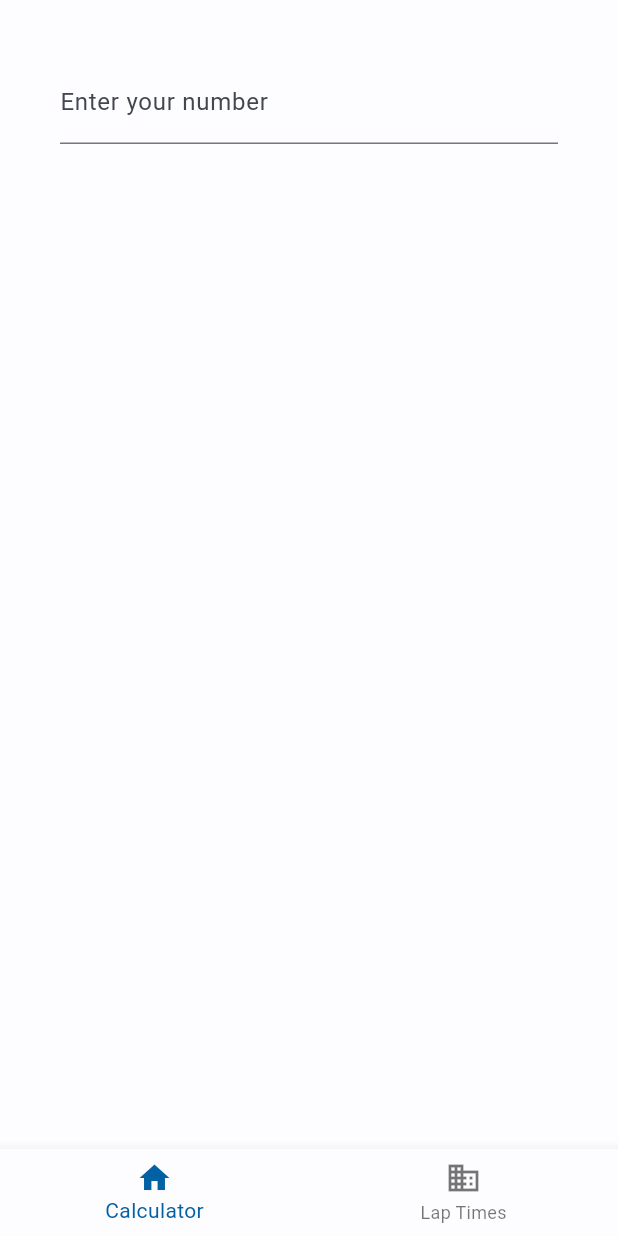
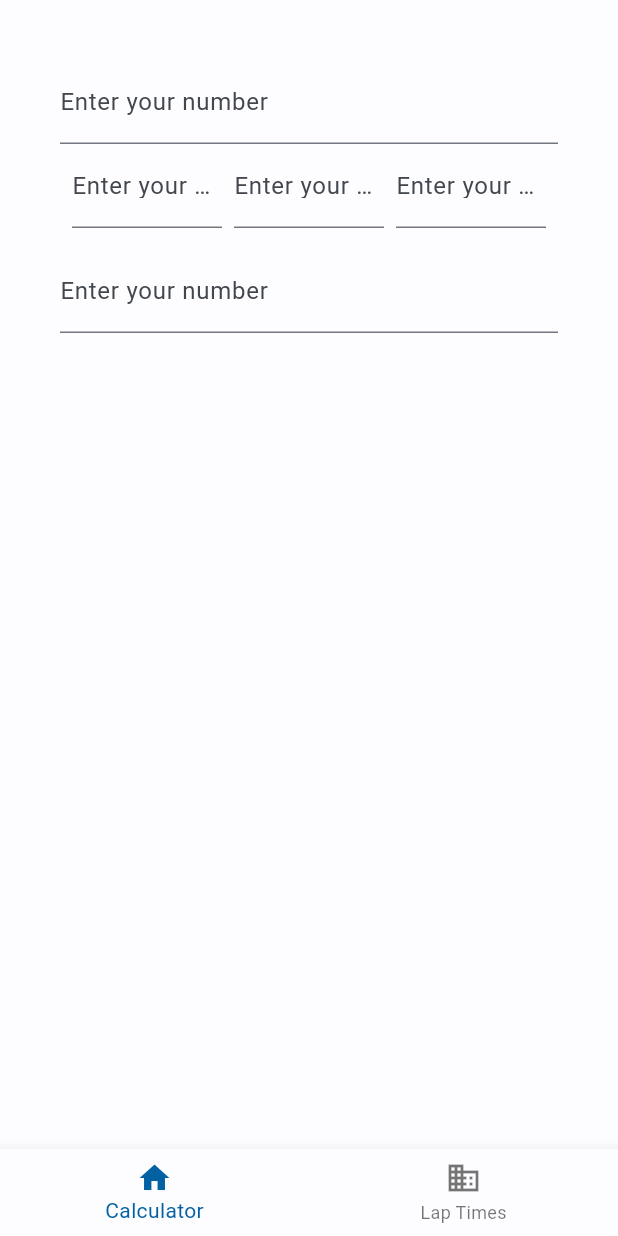
Before and after one commit to zenek64/flutter_simracing_app, a Flutter app: the screen it shows after launch, on a phone screen of 412 x 824 dp. Run offline on Flutter 3.47's test engine with Material 2 defaults, Android fonts, the phone set to English and light mode, and no system bars.

Commit message:
text_fields

```diff
--- a/lib/calculator_screen.dart
+++ b/lib/calculator_screen.dart
@@ -1,20 +1,66 @@
 import 'package:flutter/material.dart';
 
-class CalculatorScreen extends StatelessWidget {
+class CalculatorScreen extends StatefulWidget {
   const CalculatorScreen({super.key});
+
+  @override
+  State<CalculatorScreen> createState() => _CalculatorScreenState();
+}
+
+class _CalculatorScreenState extends State<CalculatorScreen> {
+  var myController = TextEditingController();
 
   @override
   Widget build(context) {
     return Container(
       padding: const EdgeInsets.all(40),
-        child: const Column(
+      child: Column(
         mainAxisAlignment: MainAxisAlignment.start,
         children: [
           TextField(
-              decoration: InputDecoration(labelText: "Enter your number"),
+            decoration: const InputDecoration(labelText: "Enter your number"),
             keyboardType: TextInputType.number,
+            controller: myController,
           ),
+          Row(mainAxisAlignment: MainAxisAlignment.spaceEvenly, children: [
+            Container(
+              width: 100,
+              height: 70,
+              child: TextField(
+                decoration:
+                    const InputDecoration(labelText: "Enter your number"),
+                keyboardType: TextInputType.number,
+                controller: myController,
+              ),
+            ),
+            Container(
+              width: 100,
+              height: 70,
+              child: TextField(
+                decoration:
+                    const InputDecoration(labelText: "Enter your number"),
+                keyboardType: TextInputType.number,
+                controller: myController,
+              ),
+            ),
+            Container(
+              width: 100,
+              height: 70,
+              child: TextField(
+                decoration:
+                    const InputDecoration(labelText: "Enter your number"),
+                keyboardType: TextInputType.number,
+                controller: myController,
+              ),
+            )
+          ]),
+          TextField(
+            decoration: const InputDecoration(labelText: "Enter your number"),
+            keyboardType: TextInputType.number,
+            controller: myController,
+          )
         ],
-        ));
+      ),
+    );
   }
 }
```
Lines whose indentation alone changed are shown as unchanged.
